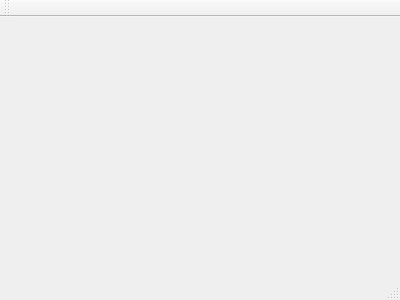
Old version of the form src/aptic_stack_parse/mainwindow.ui in the repository josephradford/aptic-stack-parse.
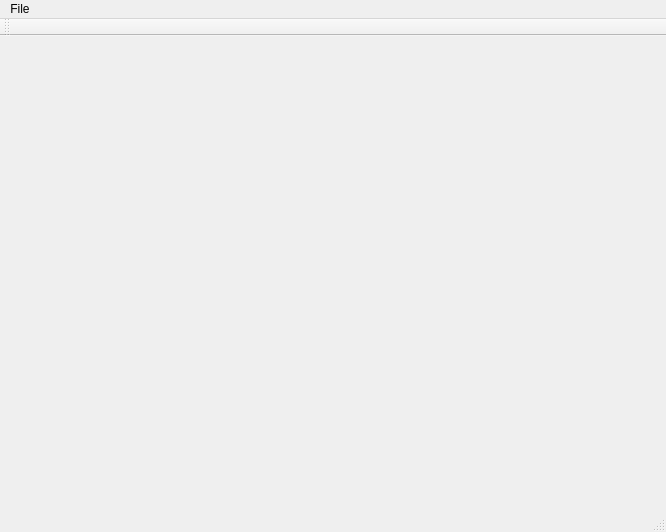
New version of the form.

Commit message:
Add action for opening a file
This will trigger a file dialog open window

The edit to the form file:
```diff
--- a/src/aptic_stack_parse/mainwindow.ui
+++ b/src/aptic_stack_parse/mainwindow.ui
@@ -1,24 +1,51 @@
 <ui version="4.0">
  <class>MainWindow</class>
- <widget class="QMainWindow" name="MainWindow" >
-  <property name="geometry" >
+ <widget class="QMainWindow" name="MainWindow">
+  <property name="geometry">
    <rect>
     <x>0</x>
     <y>0</y>
-    <width>400</width>
-    <height>300</height>
+    <width>666</width>
+    <height>532</height>
    </rect>
   </property>
   <property name="windowTitle" >
    <string>MainWindow</string>
   </property>
-  <widget class="QMenuBar" name="menuBar" />
-  <widget class="QToolBar" name="mainToolBar" />
-  <widget class="QWidget" name="centralWidget" />
-  <widget class="QStatusBar" name="statusBar" />
+  <widget class="QWidget" name="centralWidget"/>
+  <widget class="QMenuBar" name="menuBar">
+   <property name="geometry">
+    <rect>
+     <x>0</x>
+     <y>0</y>
+     <width>666</width>
+     <height>22</height>
+    </rect>
+   </property>
+   <widget class="QMenu" name="menuFile">
+    <property name="title">
+     <string>File</string>
+    </property>
+    <addaction name="actionOpen"/>
+   </widget>
+   <addaction name="menuFile"/>
+  </widget>
+  <widget class="QToolBar" name="mainToolBar">
+   <attribute name="toolBarArea">
+    <enum>TopToolBarArea</enum>
+   </attribute>
+   <attribute name="toolBarBreak">
+    <bool>false</bool>
+   </attribute>
+  </widget>
+  <widget class="QStatusBar" name="statusBar"/>
+  <action name="actionOpen">
+   <property name="text">
+    <string>Open</string>
+   </property>
+  </action>
  </widget>
- <layoutDefault spacing="6" margin="11" />
- <pixmapfunction></pixmapfunction>
+ <layoutdefault spacing="6" margin="11"/>
  <resources/>
  <connections/>
 </ui>
```
Left out of the diff: 3 changed lines with no effect on the pictures. The commit also changes 2 other files.
